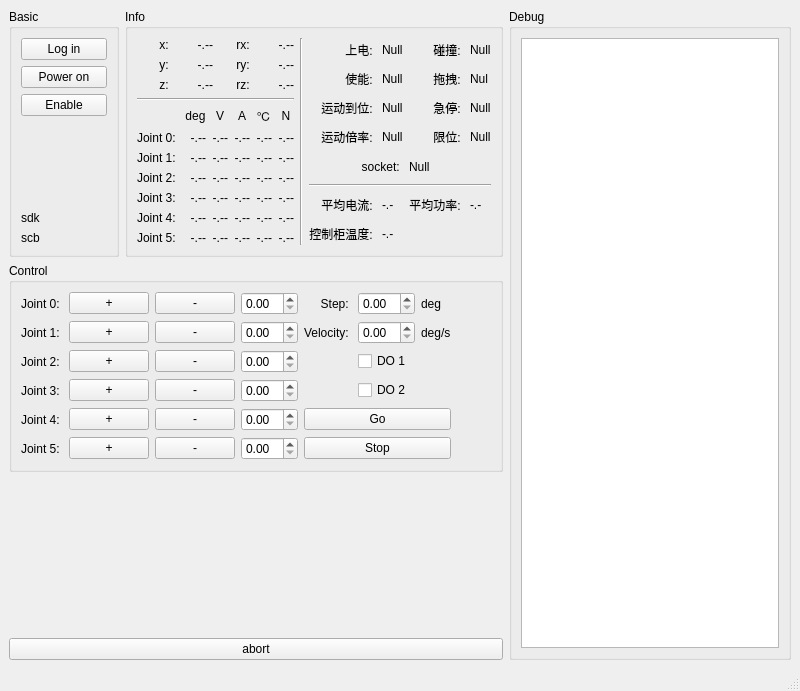
Old version of the form mainwindow.ui in the repository Decyzy/jaka_gui.
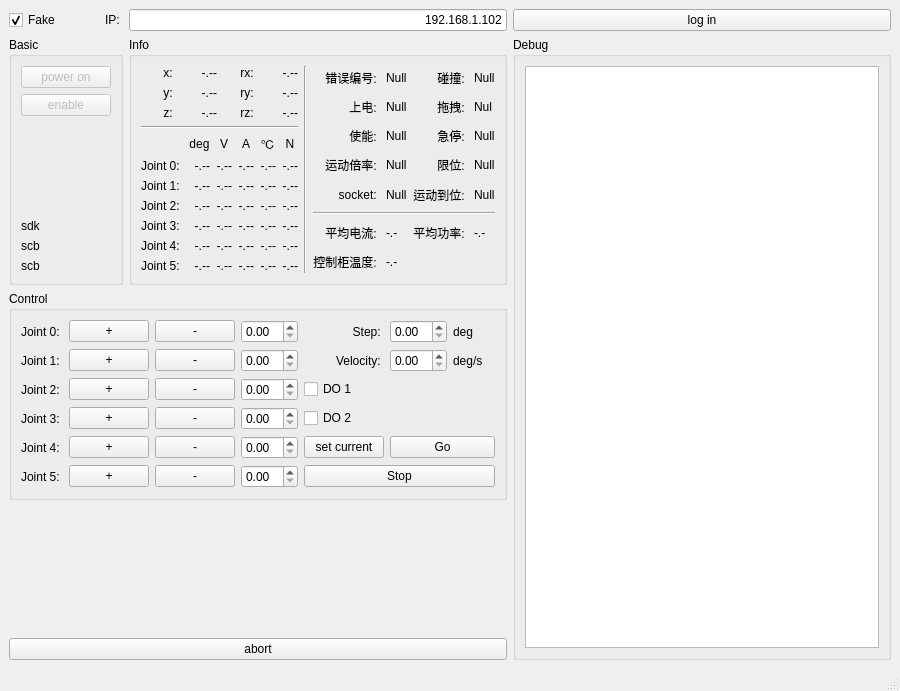
New version of the form.

What changed in the file:
```diff
--- a/mainwindow.ui
+++ b/mainwindow.ui
@@ -6,7 +6,7 @@
    <rect>
     <x>0</x>
     <y>0</y>
-    <width>800</width>
+    <width>900</width>
     <height>691</height>
    </rect>
   </property>
@@ -29,270 +29,14 @@
    <layout class="QGridLayout" name="gridLayout_2">
     <item row="0" column="0">
      <layout class="QGridLayout" name="gridLayout">
-      <item row="3" column="0" colspan="2">
+      <item row="4" column="0" colspan="2">
        <widget class="QPushButton" name="pushButton_2">
         <property name="text">
          <string>abort</string>
         </property>
        </widget>
       </item>
-      <item row="1" column="0" colspan="2">
-       <widget class="QGroupBox" name="groupBox_2">
-        <property name="title">
-         <string>Control</string>
-        </property>
-        <layout class="QGridLayout" name="gridLayout_4">
-         <item row="0" column="0">
-          <layout class="QGridLayout" name="gridLayout_3">
-           <item row="4" column="1">
-            <widget class="QPushButton" name="pushButton_8">
-             <property name="text">
-              <string>+</string>
-             </property>
-            </widget>
-           </item>
-           <item row="2" column="1">
-            <widget class="QPushButton" name="pushButton_6">
-             <property name="text">
-              <string>+</string>
-             </property>
-            </widget>
-           </item>
-           <item row="1" column="5">
-            <widget class="QDoubleSpinBox" name="doubleSpinBox_7"/>
-           </item>
-           <item row="3" column="1">
-            <widget class="QPushButton" name="pushButton_7">
-             <property name="text">
-              <string>+</string>
-             </property>
-            </widget>
-           </item>
-           <item row="4" column="3">
-            <widget class="QDoubleSpinBox" name="doubleSpinBox_4"/>
-           </item>
-           <item row="5" column="4" colspan="3">
-            <widget class="QPushButton" name="pushButton_17">
-             <property name="text">
-              <string>Go</string>
-             </property>
-            </widget>
-           </item>
-           <item row="1" column="3">
-            <widget class="QDoubleSpinBox" name="doubleSpinBox"/>
-           </item>
-           <item row="6" column="3">
-            <widget class="QDoubleSpinBox" name="doubleSpinBox_6"/>
-           </item>
-           <item row="1" column="6">
-            <widget class="QLabel" name="label_10">
-             <property name="text">
-              <string>deg</string>
-             </property>
-            </widget>
-           </item>
-           <item row="1" column="0">
-            <widget class="QLabel" name="label">
-             <property name="text">
-              <string>Joint 0: </string>
-             </property>
-             <property name="alignment">
-              <set>Qt::AlignRight|Qt::AlignTrailing|Qt::AlignVCenter</set>
-             </property>
-            </widget>
-           </item>
-           <item row="4" column="0">
-            <widget class="QLabel" name="label_4">
-             <property name="text">
-              <string>Joint 3: </string>
-             </property>
-             <property name="alignment">
-              <set>Qt::AlignRight|Qt::AlignTrailing|Qt::AlignVCenter</set>
-             </property>
-            </widget>
-           </item>
-           <item row="2" column="3">
-            <widget class="QDoubleSpinBox" name="doubleSpinBox_2"/>
-           </item>
-           <item row="5" column="0">
-            <widget class="QLabel" name="label_5">
-             <property name="text">
-              <string>Joint 4: </string>
-             </property>
-             <property name="alignment">
-              <set>Qt::AlignRight|Qt::AlignTrailing|Qt::AlignVCenter</set>
-             </property>
-            </widget>
-           </item>
-           <item row="4" column="5" colspan="2">
-            <widget class="QCheckBox" name="checkBox_2">
-             <property name="text">
-              <string>DO 2</string>
-             </property>
-            </widget>
-           </item>
-           <item row="3" column="3">
-            <widget class="QDoubleSpinBox" name="doubleSpinBox_3"/>
-           </item>
-           <item row="3" column="2">
-            <widget class="QPushButton" name="pushButton_13">
-             <property name="text">
-              <string>-</string>
-             </property>
-            </widget>
-           </item>
-           <item row="6" column="2">
-            <widget class="QPushButton" name="pushButton_16">
-             <property name="text">
-              <string>-</string>
-             </property>
-            </widget>
-           </item>
-           <item row="6" column="1">
-            <widget class="QPushButton" name="pushButton_10">
-             <property name="text">
-              <string>+</string>
-             </property>
-            </widget>
-           </item>
-           <item row="1" column="2">
-            <widget class="QPushButton" name="pushButton_11">
-             <property name="text">
-              <string>-</string>
-             </property>
-            </widget>
-           </item>
-           <item row="2" column="5">
-            <widget class="QDoubleSpinBox" name="doubleSpinBox_8"/>
-           </item>
-           <item row="5" column="1">
-            <widget class="QPushButton" name="pushButton_9">
-             <property name="text">
-              <string>+</string>
-             </property>
-            </widget>
-           </item>
-           <item row="5" column="2">
-            <widget class="QPushButton" name="pushButton_15">
-             <property name="text">
-              <string>-</string>
-             </property>
-            </widget>
-           </item>
-           <item row="6" column="4" colspan="3">
-            <widget class="QPushButton" name="pushButton_18">
-             <property name="text">
-              <string>Stop</string>
-             </property>
-            </widget>
-           </item>
-           <item row="4" column="2">
-            <widget class="QPushButton" name="pushButton_14">
-             <property name="text">
-              <string>-</string>
-             </property>
-            </widget>
-           </item>
-           <item row="2" column="2">
-            <widget class="QPushButton" name="pushButton_12">
-             <property name="text">
-              <string>-</string>
-             </property>
-            </widget>
-           </item>
-           <item row="3" column="0">
-            <widget class="QLabel" name="label_3">
-             <property name="text">
-              <string>Joint 2: </string>
-             </property>
-             <property name="alignment">
-              <set>Qt::AlignRight|Qt::AlignTrailing|Qt::AlignVCenter</set>
-             </property>
-            </widget>
-           </item>
-           <item row="1" column="4">
-            <widget class="QLabel" name="label_7">
-             <property name="text">
-              <string>Step: </string>
-             </property>
-             <property name="alignment">
-              <set>Qt::AlignRight|Qt::AlignTrailing|Qt::AlignVCenter</set>
-             </property>
-            </widget>
-           </item>
-           <item row="3" column="5" colspan="2">
-            <widget class="QCheckBox" name="checkBox">
-             <property name="text">
-              <string>DO 1</string>
-             </property>
-            </widget>
-           </item>
-           <item row="2" column="4">
-            <widget class="QLabel" name="label_8">
-             <property name="text">
-              <string>Velocity: </string>
-             </property>
-             <property name="alignment">
-              <set>Qt::AlignRight|Qt::AlignTrailing|Qt::AlignVCenter</set>
-             </property>
-            </widget>
-           </item>
-           <item row="5" column="3">
-            <widget class="QDoubleSpinBox" name="doubleSpinBox_5"/>
-           </item>
-           <item row="2" column="6">
-            <widget class="QLabel" name="label_9">
-             <property name="text">
-              <string>deg/s</string>
-             </property>
-            </widget>
-           </item>
-           <item row="2" column="0">
-            <widget class="QLabel" name="label_2">
-             <property name="text">
-              <string>Joint 1: </string>
-             </property>
-             <property name="alignment">
-              <set>Qt::AlignRight|Qt::AlignTrailing|Qt::AlignVCenter</set>
-             </property>
-            </widget>
-           </item>
-           <item row="6" column="0">
-            <widget class="QLabel" name="label_6">
-             <property name="text">
-              <string>Joint 5: </string>
-             </property>
-             <property name="alignment">
-              <set>Qt::AlignRight|Qt::AlignTrailing|Qt::AlignVCenter</set>
-             </property>
-            </widget>
-           </item>
-           <item row="1" column="1">
-            <widget class="QPushButton" name="pushButton_5">
-             <property name="text">
-              <string>+</string>
-             </property>
-            </widget>
-           </item>
-           <item row="1" column="8" rowspan="6">
-            <spacer name="horizontalSpacer_2">
-             <property name="orientation">
-              <enum>Qt::Horizontal</enum>
-             </property>
-             <property name="sizeHint" stdset="0">
-              <size>
-               <width>40</width>
-               <height>20</height>
-              </size>
-             </property>
-            </spacer>
-           </item>
-          </layout>
-         </item>
-        </layout>
-       </widget>
-      </item>
-      <item row="2" column="0" colspan="2">
+      <item row="3" column="0" colspan="2">
        <spacer name="verticalSpacer">
         <property name="orientation">
          <enum>Qt::Vertical</enum>
@@ -305,7 +49,7 @@
         </property>
        </spacer>
       </item>
-      <item row="0" column="1">
+      <item row="1" column="1">
        <widget class="QGroupBox" name="groupBox_3">
         <property name="title">
          <string>Info</string>
@@ -887,13 +631,6 @@
                </property>
               </widget>
              </item>
-             <item row="3" column="1">
-              <widget class="QLabel" name="label_73">
-               <property name="text">
-                <string>Null</string>
-               </property>
-              </widget>
-             </item>
              <item row="6" column="2">
               <widget class="QLabel" name="label_39">
                <property name="text">
@@ -904,16 +641,6 @@
                </property>
               </widget>
              </item>
-             <item row="0" column="0">
-              <widget class="QLabel" name="label_12">
-               <property name="text">
-                <string>上电: </string>
-               </property>
-               <property name="alignment">
-                <set>Qt::AlignRight|Qt::AlignTrailing|Qt::AlignVCenter</set>
-               </property>
-              </widget>
-             </item>
              <item row="0" column="2">
               <widget class="QLabel" name="label_67">
                <property name="text">
@@ -941,13 +668,6 @@
                </property>
               </widget>
              </item>
-             <item row="2" column="1">
-              <widget class="QLabel" name="label_72">
-               <property name="text">
-                <string>Null</string>
-               </property>
-              </widget>
-             </item>
              <item row="6" column="3">
               <widget class="QLabel" name="label_40">
                <property name="text">
@@ -955,13 +675,6 @@
                </property>
               </widget>
              </item>
-             <item row="1" column="1">
-              <widget class="QLabel" name="label_71">
-               <property name="text">
-                <string>Null</string>
-               </property>
-              </widget>
-             </item>
              <item row="2" column="3">
               <widget class="QLabel" name="label_75">
                <property name="text">
@@ -986,13 +699,6 @@
                </property>
               </widget>
              </item>
-             <item row="0" column="1">
-              <widget class="QLabel" name="label_70">
-               <property name="text">
-                <string>Null</string>
-               </property>
-              </widget>
-             </item>
              <item row="0" column="3">
               <widget class="QLabel" name="label_74">
                <property name="text">
@@ -1007,16 +713,6 @@
                </property>
               </widget>
              </item>
-             <item row="1" column="0">
-              <widget class="QLabel" name="label_37">
-               <property name="text">
-                <string>使能: </string>
-               </property>
-               <property name="alignment">
-                <set>Qt::AlignRight|Qt::AlignTrailing|Qt::AlignVCenter</set>
-               </property>
-              </widget>
-             </item>
              <item row="1" column="2">
               <widget class="QLabel" name="label_76">
                <property name="text">
@@ -1034,26 +730,6 @@
                </property>
               </widget>
              </item>
-             <item row="3" column="0">
-              <widget class="QLabel" name="label_68">
-               <property name="text">
-                <string>运动倍率: </string>
-               </property>
-               <property name="alignment">
-                <set>Qt::AlignRight|Qt::AlignTrailing|Qt::AlignVCenter</set>
-               </property>
-              </widget>
-             </item>
-             <item row="2" column="0">
-              <widget class="QLabel" name="label_66">
-               <property name="text">
-                <string>运动到位: </string>
-               </property>
-               <property name="alignment">
-                <set>Qt::AlignRight|Qt::AlignTrailing|Qt::AlignVCenter</set>
-               </property>
-              </widget>
-             </item>
              <item row="5" column="0" colspan="4">
               <widget class="Line" name="line_3">
                <property name="orientation">
@@ -1061,7 +737,7 @@
                </property>
               </widget>
              </item>
-             <item row="4" column="0" colspan="2">
+             <item row="4" column="0">
               <widget class="QLabel" name="label_86">
                <property name="text">
                 <string>socket: </string>
@@ -1071,8 +747,93 @@
                </property>
               </widget>
              </item>
-             <item row="4" column="2" colspan="2">
-              <widget class="QLabel" name="label_88">
+             <item row="4" column="1">
+              <widget class="QLabel" name="socket">
+               <property name="text">
+                <string>Null</string>
+               </property>
+              </widget>
+             </item>
+             <item row="4" column="2">
+              <widget class="QLabel" name="label_66">
+               <property name="text">
+                <string>运动到位: </string>
+               </property>
+               <property name="alignment">
+                <set>Qt::AlignRight|Qt::AlignTrailing|Qt::AlignVCenter</set>
+               </property>
+              </widget>
+             </item>
+             <item row="4" column="3">
+              <widget class="QLabel" name="inpos">
+               <property name="text">
+                <string>Null</string>
+               </property>
+              </widget>
+             </item>
+             <item row="3" column="0">
+              <widget class="QLabel" name="label_68">
+               <property name="text">
+                <string>运动倍率: </string>
+               </property>
+               <property name="alignment">
+                <set>Qt::AlignRight|Qt::AlignTrailing|Qt::AlignVCenter</set>
+               </property>
+              </widget>
+             </item>
+             <item row="3" column="1">
+              <widget class="QLabel" name="rap">
+               <property name="text">
+                <string>Null</string>
+               </property>
+              </widget>
+             </item>
+             <item row="2" column="0">
+              <widget class="QLabel" name="label_37">
+               <property name="text">
+                <string>使能: </string>
+               </property>
+               <property name="alignment">
+                <set>Qt::AlignRight|Qt::AlignTrailing|Qt::AlignVCenter</set>
+               </property>
+              </widget>
+             </item>
+             <item row="2" column="1">
+              <widget class="QLabel" name="enabled">
+               <property name="text">
+                <string>Null</string>
+               </property>
+              </widget>
+             </item>
+             <item row="1" column="0">
+              <widget class="QLabel" name="label_12">
+               <property name="text">
+                <string>上电: </string>
+               </property>
+               <property name="alignment">
+                <set>Qt::AlignRight|Qt::AlignTrailing|Qt::AlignVCenter</set>
+               </property>
+              </widget>
+             </item>
+             <item row="1" column="1">
+              <widget class="QLabel" name="powerOn">
+               <property name="text">
+                <string>Null</string>
+               </property>
+              </widget>
+             </item>
+             <item row="0" column="0">
+              <widget class="QLabel" name="label_91">
+               <property name="text">
+                <string>错误编号: </string>
+               </property>
+               <property name="alignment">
+                <set>Qt::AlignRight|Qt::AlignTrailing|Qt::AlignVCenter</set>
+               </property>
+              </widget>
+             </item>
+             <item row="0" column="1">
+              <widget class="QLabel" name="errorCode">
                <property name="text">
                 <string>Null</string>
                </property>
@@ -1085,22 +846,317 @@
         </layout>
        </widget>
       </item>
-      <item row="0" column="0">
+      <item row="1" column="2" rowspan="4">
+       <widget class="QGroupBox" name="groupBox_5">
+        <property name="title">
+         <string>Debug</string>
+        </property>
+        <layout class="QGridLayout" name="gridLayout_13">
+         <item row="0" column="0">
+          <layout class="QGridLayout" name="gridLayout_12">
+           <item row="0" column="0">
+            <widget class="QListView" name="listView"/>
+           </item>
+          </layout>
+         </item>
+        </layout>
+       </widget>
+      </item>
+      <item row="2" column="0" colspan="2">
+       <widget class="QGroupBox" name="groupBox_2">
+        <property name="title">
+         <string>Control</string>
+        </property>
+        <layout class="QGridLayout" name="gridLayout_4">
+         <item row="0" column="0">
+          <layout class="QGridLayout" name="gridLayout_3">
+           <item row="1" column="5">
+            <widget class="QDoubleSpinBox" name="doubleSpinBox_7"/>
+           </item>
+           <item row="3" column="0">
+            <widget class="QLabel" name="label_3">
+             <property name="text">
+              <string>Joint 2: </string>
+             </property>
+             <property name="alignment">
+              <set>Qt::AlignRight|Qt::AlignTrailing|Qt::AlignVCenter</set>
+             </property>
+            </widget>
+           </item>
+           <item row="4" column="2">
+            <widget class="QPushButton" name="pushButton_14">
+             <property name="text">
+              <string>-</string>
+             </property>
+            </widget>
+           </item>
+           <item row="2" column="3">
+            <widget class="QDoubleSpinBox" name="doubleSpinBox_2"/>
+           </item>
+           <item row="1" column="2">
+            <widget class="QPushButton" name="pushButton_11">
+             <property name="text">
+              <string>-</string>
+             </property>
+            </widget>
+           </item>
+           <item row="6" column="3">
+            <widget class="QDoubleSpinBox" name="doubleSpinBox_6"/>
+           </item>
+           <item row="1" column="4">
+            <widget class="QLabel" name="label_7">
+             <property name="text">
+              <string>Step: </string>
+             </property>
+             <property name="alignment">
+              <set>Qt::AlignRight|Qt::AlignTrailing|Qt::AlignVCenter</set>
+             </property>
+            </widget>
+           </item>
+           <item row="3" column="1">
+            <widget class="QPushButton" name="pushButton_7">
+             <property name="text">
+              <string>+</string>
+             </property>
+            </widget>
+           </item>
+           <item row="5" column="0">
+            <widget class="QLabel" name="label_5">
+             <property name="text">
+              <string>Joint 4: </string>
+             </property>
+             <property name="alignment">
+              <set>Qt::AlignRight|Qt::AlignTrailing|Qt::AlignVCenter</set>
+             </property>
+            </widget>
+           </item>
+           <item row="1" column="3">
+            <widget class="QDoubleSpinBox" name="doubleSpinBox"/>
+           </item>
+           <item row="5" column="1">
+            <widget class="QPushButton" name="pushButton_9">
+             <property name="text">
+              <string>+</string>
+             </property>
+            </widget>
+           </item>
+           <item row="4" column="0">
+            <widget class="QLabel" name="label_4">
+             <property name="text">
+              <string>Joint 3: </string>
+             </property>
+             <property name="alignment">
+              <set>Qt::AlignRight|Qt::AlignTrailing|Qt::AlignVCenter</set>
+             </property>
+            </widget>
+           </item>
+           <item row="6" column="2">
+            <widget class="QPushButton" name="pushButton_16">
+             <property name="text">
+              <string>-</string>
+             </property>
+            </widget>
+           </item>
+           <item row="4" column="1">
+            <widget class="QPushButton" name="pushButton_8">
+             <property name="text">
+              <string>+</string>
+             </property>
+            </widget>
+           </item>
+           <item row="2" column="2">
+            <widget class="QPushButton" name="pushButton_12">
+             <property name="text">
+              <string>-</string>
+             </property>
+            </widget>
+           </item>
+           <item row="5" column="4">
+            <widget class="QPushButton" name="pushButton_19">
+             <property name="text">
+              <string>set current</string>
+             </property>
+            </widget>
+           </item>
+           <item row="6" column="1">
+            <widget class="QPushButton" name="pushButton_10">
+             <property name="text">
+              <string>+</string>
+             </property>
+            </widget>
+           </item>
+           <item row="2" column="1">
+            <widget class="QPushButton" name="pushButton_6">
+             <property name="text">
+              <string>+</string>
+             </property>
+            </widget>
+           </item>
+           <item row="3" column="3">
+            <widget class="QDoubleSpinBox" name="doubleSpinBox_3"/>
+           </item>
+           <item row="1" column="1">
+            <widget class="QPushButton" name="pushButton_5">
+             <property name="text">
+              <string>+</string>
+             </property>
+            </widget>
+           </item>
+           <item row="1" column="0">
+            <widget class="QLabel" name="label">
+             <property name="text">
+              <string>Joint 0: </string>
+             </property>
+             <property name="alignment">
+              <set>Qt::AlignRight|Qt::AlignTrailing|Qt::AlignVCenter</set>
+             </property>
+            </widget>
+           </item>
+           <item row="1" column="6">
+            <widget class="QLabel" name="label_10">
+             <property name="text">
+              <string>deg</string>
+             </property>
+            </widget>
+           </item>
+           <item row="5" column="3">
+            <widget class="QDoubleSpinBox" name="doubleSpinBox_5"/>
+           </item>
+           <item row="2" column="0">
+            <widget class="QLabel" name="label_2">
+             <property name="text">
+              <string>Joint 1: </string>
+             </property>
+             <property name="alignment">
+              <set>Qt::AlignRight|Qt::AlignTrailing|Qt::AlignVCenter</set>
+             </property>
+            </widget>
+           </item>
+           <item row="5" column="2">
+            <widget class="QPushButton" name="pushButton_15">
+             <property name="text">
+              <string>-</string>
+             </property>
+            </widget>
+           </item>
+           <item row="5" column="5" colspan="2">
+            <widget class="QPushButton" name="pushButton_17">
+             <property name="text">
+              <string>Go</string>
+             </property>
+            </widget>
+           </item>
+           <item row="3" column="2">
+            <widget class="QPushButton" name="pushButton_13">
+             <property name="text">
+              <string>-</string>
+             </property>
+            </widget>
+           </item>
+           <item row="6" column="4" colspan="3">
+            <widget class="QPushButton" name="pushButton_18">
+             <property name="text">
+              <string>Stop</string>
+             </property>
+            </widget>
+           </item>
+           <item row="2" column="6">
+            <widget class="QLabel" name="label_9">
+             <property name="text">
+              <string>deg/s</string>
+             </property>
+            </widget>
+           </item>
+           <item row="2" column="4">
+            <widget class="QLabel" name="label_8">
+             <property name="text">
+              <string>Velocity: </string>
+             </property>
+             <property name="alignment">
+              <set>Qt::AlignRight|Qt::AlignTrailing|Qt::AlignVCenter</set>
+             </property>
+            </widget>
+           </item>
+           <item row="4" column="4" colspan="3">
+            <widget class="QCheckBox" name="checkBox_2">
+             <property name="text">
+              <string>DO 2</string>
+             </property>
+            </widget>
+           </item>
+           <item row="2" column="5">
+            <widget class="QDoubleSpinBox" name="doubleSpinBox_8"/>
+           </item>
+           <item row="6" column="0">
+            <widget class="QLabel" name="label_6">
+             <property name="text">
+              <string>Joint 5: </string>
+             </property>
+             <property name="alignment">
+              <set>Qt::AlignRight|Qt::AlignTrailing|Qt::AlignVCenter</set>
+             </property>
+            </widget>
+           </item>
+           <item row="3" column="4" colspan="3">
+            <widget class="QCheckBox" name="checkBox">
+             <property name="text">
+              <string>DO 1</string>
+             </property>
+             <property name="iconSize">
+              <size>
+               <width>16</width>
+               <height>16</height>
+              </size>
+             </property>
+             <property name="autoRepeat">
+              <bool>false</bool>
+             </property>
+             <property name="tristate">
+              <bool>false</bool>
+             </property>
+            </widget>
+           </item>
+           <item row="4" column="3">
+            <widget class="QDoubleSpinBox" name="doubleSpinBox_4"/>
+           </item>
+          </layout>
+         </item>
+        </layout>
+       </widget>
+      </item>
+      <item row="1" column="0">
        <widget class="QGroupBox" name="groupBox">
         <property name="title">
          <string>Basic</string>
         </property>
         <layout class="QGridLayout" name="gridLayout_6">
-         <item row="0" column="0">
+         <item row="1" column="0">
           <layout class="QGridLayout" name="gridLayout_5">
-           <item row="0" column="0">
-            <widget class="QPushButton" name="pushButton">
-             <property name="text">
-              <string>Log in</string>
-             </property>
-            </widget>
-           </item>
            <item row="3" column="0">
+            <widget class="QLabel" name="label_65">
+             <property name="text">
+              <string>sdk</string>
+             </property>
+            </widget>
+           </item>
+           <item row="1" column="0">
+            <widget class="QPushButton" name="enableBt">
+             <property name="enabled">
+              <bool>false</bool>
+             </property>
+             <property name="text">
+              <string>enable</string>
+             </property>
+            </widget>
+           </item>
+           <item row="4" column="0">
+            <widget class="QLabel" name="scbMajor">
+             <property name="text">
+              <string>scb</string>
+             </property>
+            </widget>
+           </item>
+           <item row="2" column="0">
             <spacer name="verticalSpacer_3">
              <property name="orientation">
               <enum>Qt::Vertical</enum>
@@ -1113,17 +1169,19 @@
              </property>
             </spacer>
            </item>
-           <item row="2" column="0">
-            <widget class="QPushButton" name="pushButton_4">
-             <property name="text">
-              <string>Enable</string>
+           <item row="0" column="0">
+            <widget class="QPushButton" name="powerOnBt">
+             <property name="enabled">
+              <bool>false</bool>
              </property>
-            </widget>
-           </item>
-           <item row="1" column="0">
-            <widget class="QPushButton" name="pushButton_3">
+             <property name="minimumSize">
+              <size>
+               <width>90</width>
+               <height>0</height>
+              </size>
+             </property>
              <property name="text">
-              <string>Power on</string>
+              <string>power on</string>
              </property>
             </widget>
            </item>
@@ -1134,34 +1192,52 @@
              </property>
             </widget>
            </item>
-           <item row="4" column="0">
-            <widget class="QLabel" name="label_65">
-             <property name="text">
-              <string>sdk</string>
-             </property>
-            </widget>
-           </item>
           </layout>
          </item>
         </layout>
        </widget>
       </item>
-      <item row="0" column="2" rowspan="4">
-       <widget class="QGroupBox" name="groupBox_5">
-        <property name="title">
-         <string>Debug</string>
+      <item row="0" column="1">
+       <widget class="QLineEdit" name="ipLineEdit">
+        <property name="text">
+         <string>192.168.1.102</string>
         </property>
-        <layout class="QGridLayout" name="gridLayout_13">
-         <item row="0" column="0">
-          <layout class="QGridLayout" name="gridLayout_12">
-           <item row="0" column="0">
-            <widget class="QListView" name="listView"/>
-           </item>
-          </layout>
-         </item>
-        </layout>
+        <property name="alignment">
+         <set>Qt::AlignRight|Qt::AlignTrailing|Qt::AlignVCenter</set>
+        </property>
        </widget>
       </item>
+      <item row="0" column="2">
+       <widget class="QPushButton" name="logInBt">
+        <property name="text">
+         <string>log in</string>
+        </property>
+       </widget>
+      </item>
+      <item row="0" column="0">
+       <layout class="QHBoxLayout" name="horizontalLayout">
+        <item>
+         <widget class="QCheckBox" name="isFakecheckBox">
+          <property name="text">
+           <string>Fake</string>
+          </property>
+          <property name="checked">
+           <bool>true</bool>
+          </property>
+         </widget>
+        </item>
+        <item>
+         <widget class="QLabel" name="label_90">
+          <property name="text">
+           <string>IP: </string>
+          </property>
+          <property name="alignment">
+           <set>Qt::AlignRight|Qt::AlignTrailing|Qt::AlignVCenter</set>
+          </property>
+         </widget>
+        </item>
+       </layout>
+      </item>
      </layout>
     </item>
    </layout>
```
Left out of the diff: 90 changed lines with no effect on the pictures.
